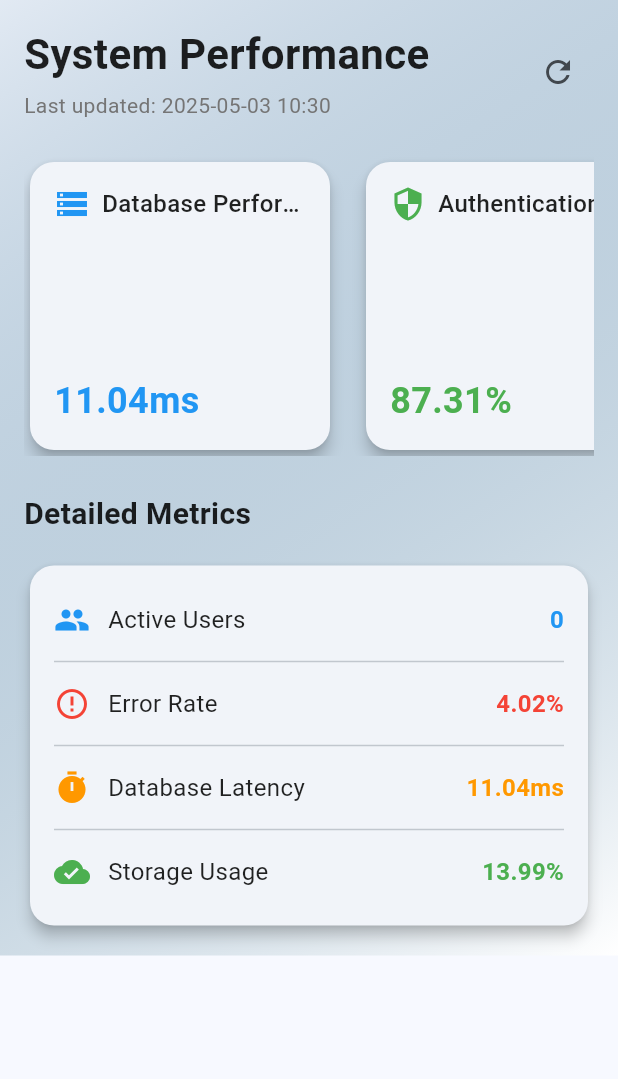
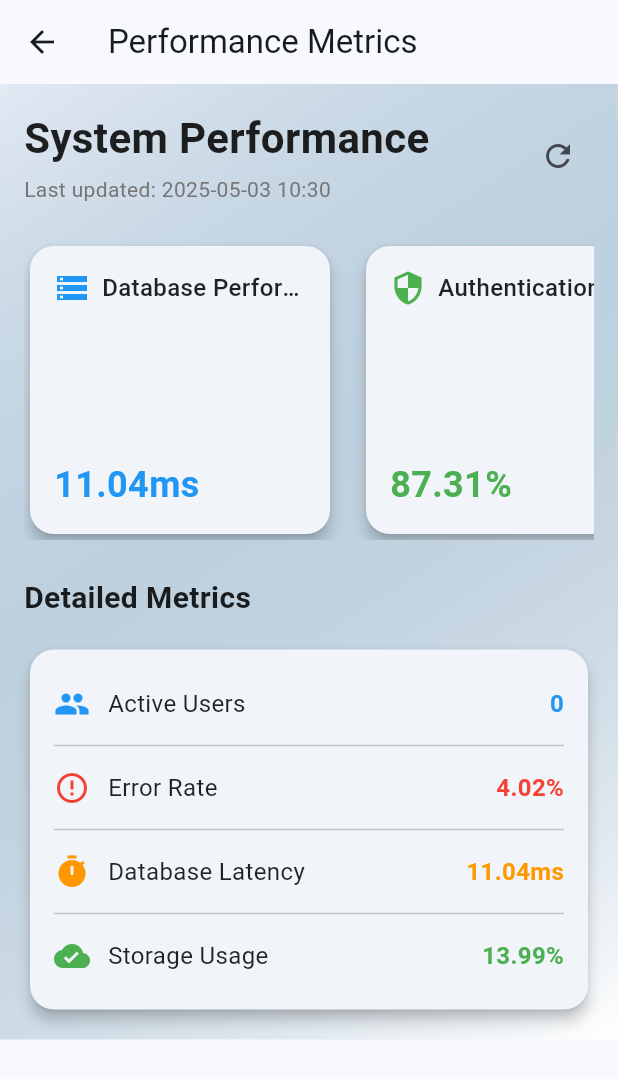
Before and after one commit to AnantKumarSingh26/Redesigned-Padhai, a Flutter app: the PerformanceScreen screen opened directly, on a phone screen of 412 x 824 dp. Shown: the top 1079 px of the screen. Run offline on Flutter 3.47's test engine with Material 3 defaults, Android fonts, the phone set to English and light mode, and no system bars; our stand-ins replace cloud_firestore, file_picker, firebase_auth, firebase_core, permission_handler, shared_preferences and 2 more; accounts and stored records are empty.

Commit message:
fixed poping of pages after going back for optimization

```diff
--- a/lib/admin_screens/performance1.dart
+++ b/lib/admin_screens/performance1.dart
@@ -75,6 +75,13 @@ class _PerformanceScreenState extends State<PerformanceScreen> {
   @override
   Widget build(BuildContext context) {
     return Scaffold(
+      appBar: AppBar(
+        title: const Text('Performance Metrics'),
+        leading: IconButton(
+          icon: const Icon(Icons.arrow_back),
+          onPressed: () => Navigator.pop(context), // Ensure back navigation
+        ),
+      ),
       body: Container(
         decoration: BoxDecoration(
           gradient: LinearGradient(
```
Also changed, not shown: lib/admin_screens/admin_dashbord.dart (+7 -5 lines), lib/admin_screens/performace.dart (+6 -1 lines), 1 other file.
